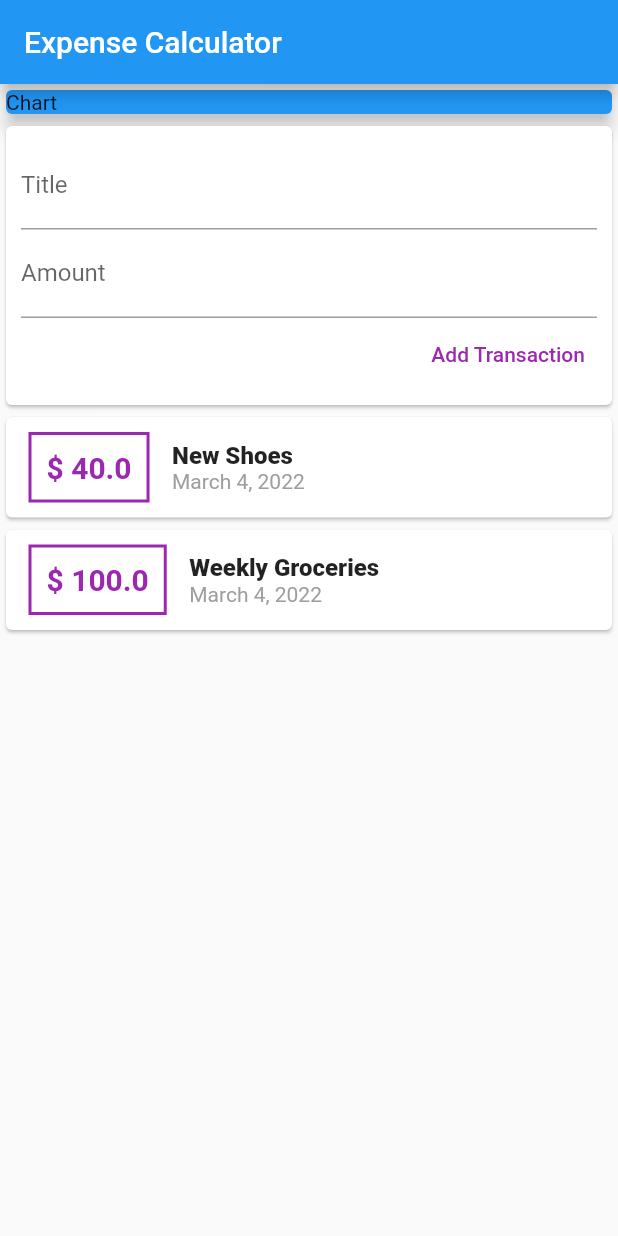
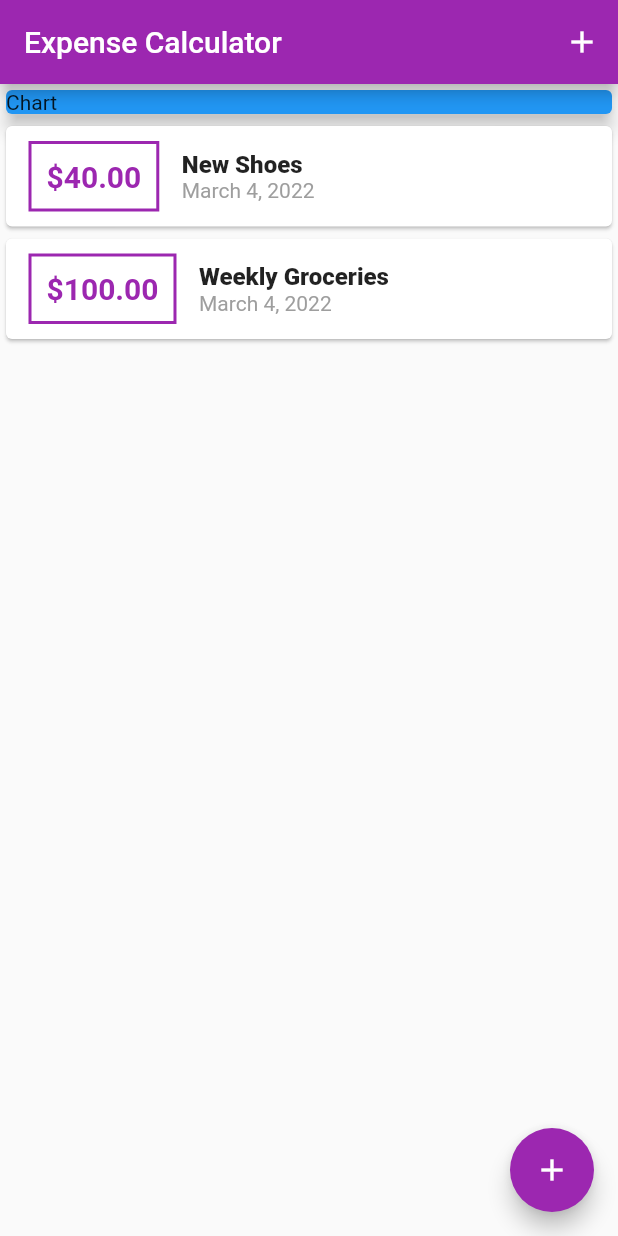
Before and after one commit to rmznalp/expanse_calculator, a Flutter app: the screen it shows after launch, on a phone screen of 412 x 824 dp. Run offline on Flutter 3.47's test engine with Material 2 defaults, Android fonts, the phone set to English and light mode, and no system bars.

Commit message:
adding transactions

```diff
--- a/lib/main.dart
+++ b/lib/main.dart
@@ -1,6 +1,7 @@
+import 'package:expanse_planner/new_transaction.dart';
 import 'package:expanse_planner/transaction.dart';
+import 'package:expanse_planner/transaction_list.dart';
 import 'package:flutter/material.dart';
-import 'package:intl/intl.dart';
 
 void main() {
   runApp(const MyApp());
@@ -15,106 +16,77 @@ class MyApp extends StatelessWidget {
     return MaterialApp(
       title: 'Expense Calculator',
       theme: ThemeData(
-        primarySwatch: Colors.blue,
+        primarySwatch: Colors.purple,
       ),
       home: MyHomePage(title: 'Expense Calculator'),
     );
   }
 }
 
-class MyHomePage extends StatelessWidget {
-  final List<Transaction> transactions = [
+class MyHomePage extends StatefulWidget {
+  MyHomePage({Key? key, required this.title}) : super(key: key);
+
+  final String title;
+
+  @override
+  State<MyHomePage> createState() => _MyHomePageState();
+}
+
+class _MyHomePageState extends State<MyHomePage> {
+  final List<Transaction> _userTransactions = [
     Transaction(id: 't1', title: 'New Shoes', amount: 40, date: DateTime.now()),
     Transaction(
         id: 't2', title: 'Weekly Groceries', amount: 100, date: DateTime.now())
   ];
-  MyHomePage({Key? key, required this.title}) : super(key: key);
 
-  final String title;
-  final titleController = TextEditingController();
-  final amountController = TextEditingController();
+  void _addNewTransaction(String title, double amount) {
+    final newTx = Transaction(
+        id: DateTime.now().toString(),
+        title: title,
+        amount: amount,
+        date: DateTime.now());
+
+    setState(() {
+      _userTransactions.add(newTx);
+    });
+  }
+
+  void _startAddNewTransaction(BuildContext ctx) {
+    showModalBottomSheet(
+        context: ctx,
+        builder: (_) {
+          return NewTransaction(_addNewTransaction);
+        });
+  }
 
   @override
   Widget build(BuildContext context) {
     return Scaffold(
       appBar: AppBar(
-        title: Text(title),
+        title: Text(widget.title),
+        actions: [
+          IconButton(
+              onPressed: () => _startAddNewTransaction(context),
+              icon: const Icon(Icons.add))
+        ],
       ),
-      body:
-          Column(mainAxisAlignment: MainAxisAlignment.start, children: <Widget>[
-        Card(
-          color: Colors.blue,
-          child: Container(width: double.infinity, child: const Text('Chart')),
-          elevation: 5,
-        ),
-        Card(
-          child: Container(
-            padding: const EdgeInsets.all(10),
-            child:
-                Column(crossAxisAlignment: CrossAxisAlignment.end, children: [
-              TextField(
-                decoration: const InputDecoration(
-                  labelText: 'Title',
-                ),
-                controller: titleController,
+      body: SingleChildScrollView(
+        child: Column(
+            mainAxisAlignment: MainAxisAlignment.start,
+            children: <Widget>[
+              Card(
+                color: Colors.blue,
+                child: Container(
+                    width: double.infinity, child: const Text('Chart')),
+                elevation: 5,
               ),
-              TextField(
-                decoration: const InputDecoration(
-                  labelText: 'Amount',
-                ),
-                controller: amountController,
-              ),
-              TextButton(
-                onPressed: () => {},
-                child: const Text('Add Transaction'),
-                style: ButtonStyle(
-                    foregroundColor: MaterialStateProperty.all(Colors.purple)),
-              )
+              TransactionList(_userTransactions)
             ]),
-          ),
-        ),
-        Column(
-          children: transactions.map(
-            (e) {
-              return Card(
-                  child: Row(
-                children: [
-                  Container(
-                    padding: const EdgeInsets.all(10),
-                    margin: const EdgeInsets.symmetric(
-                        vertical: 10, horizontal: 15),
-                    child: Text(
-                      '\$ ${e.amount}',
-                      style: const TextStyle(
-                          fontWeight: FontWeight.bold,
-                          fontSize: 20,
-                          color: Colors.purple),
-                    ),
-                    decoration: BoxDecoration(
-                        border: Border.all(color: Colors.purple, width: 2)),
-                  ),
-                  Column(
-                    crossAxisAlignment: CrossAxisAlignment.start,
-                    children: [
-                      Text(
-                        e.title,
-                        style: const TextStyle(
-                            fontSize: 16, fontWeight: FontWeight.w800),
-                      ),
-                      Text(
-                        DateFormat.yMMMMd().format(e.date),
-                        style: const TextStyle(
-                          color: Colors.grey,
-                        ),
-                      )
-                    ],
-                  )
-                ],
-              ));
-            },
-          ).toList(),
-        )
-      ]),
+      ),
+      floatingActionButton: FloatingActionButton(
+        child: const Icon(Icons.add),
+        onPressed: () => _startAddNewTransaction(context),
+      ),
     );
   }
 }
--- /dev/null
+++ b/lib/transaction_list.dart
@@ -0,0 +1,55 @@
+import 'package:expanse_planner/transaction.dart';
+import 'package:flutter/material.dart';
+import 'package:intl/intl.dart';
+
+class TransactionList extends StatelessWidget {
+  final List<Transaction> transactions;
+
+  TransactionList(this.transactions);
+
+  @override
+  Widget build(BuildContext context) {
+    return Column(
+      children: transactions.map(
+        (e) {
+          return Card(
+              child: Row(
+            children: [
+              Container(
+                padding: const EdgeInsets.all(10),
+                margin:
+                    const EdgeInsets.symmetric(vertical: 10, horizontal: 15),
+                child: Text(
+                  '\$${e.amount.toStringAsFixed(2)}',
+                  style: const TextStyle(
+                      fontWeight: FontWeight.bold,
+                      fontSize: 20,
+                      color: Colors.purple),
+                ),
+                decoration: BoxDecoration(
+                    border: Border.all(
+                        color: Theme.of(context).primaryColor, width: 2)),
+              ),
+              Column(
+                crossAxisAlignment: CrossAxisAlignment.start,
+                children: [
+                  Text(
+                    e.title,
+                    style: const TextStyle(
+                        fontSize: 16, fontWeight: FontWeight.w800),
+                  ),
+                  Text(
+                    DateFormat.yMMMMd().format(e.date),
+                    style: const TextStyle(
+                      color: Colors.grey,
+                    ),
+                  )
+                ],
+              )
+            ],
+          ));
+        },
+      ).toList(),
+    );
+  }
+}
```
Also changed, not shown: lib/new_transaction.dart (added, +56 -0 lines).
